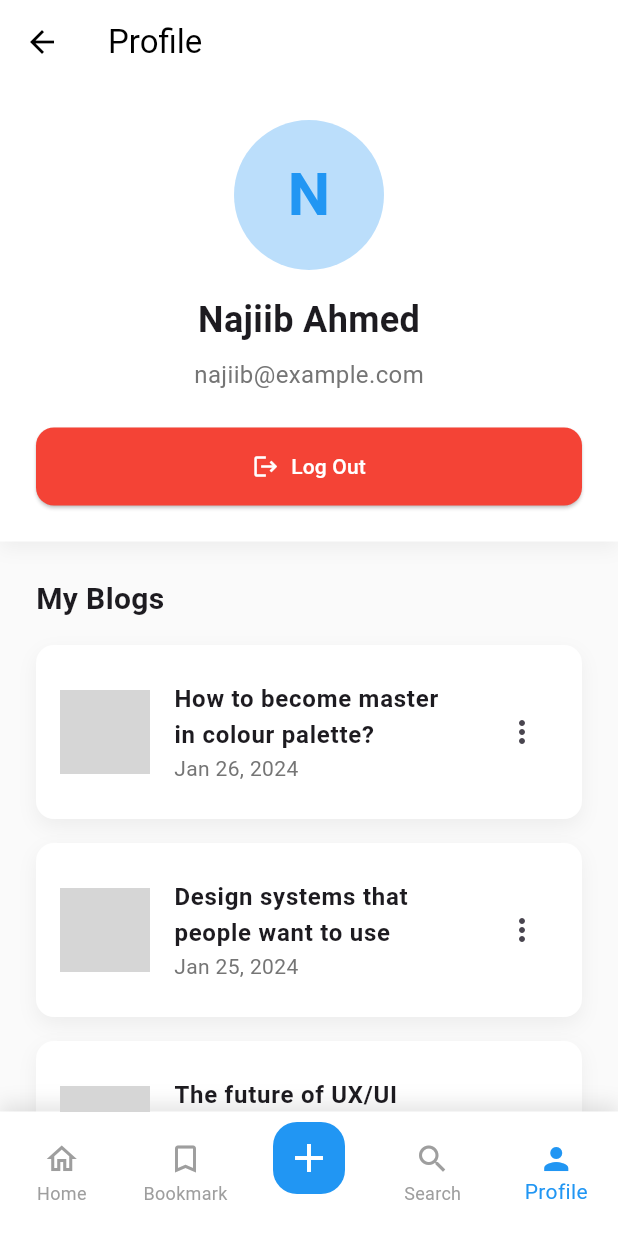
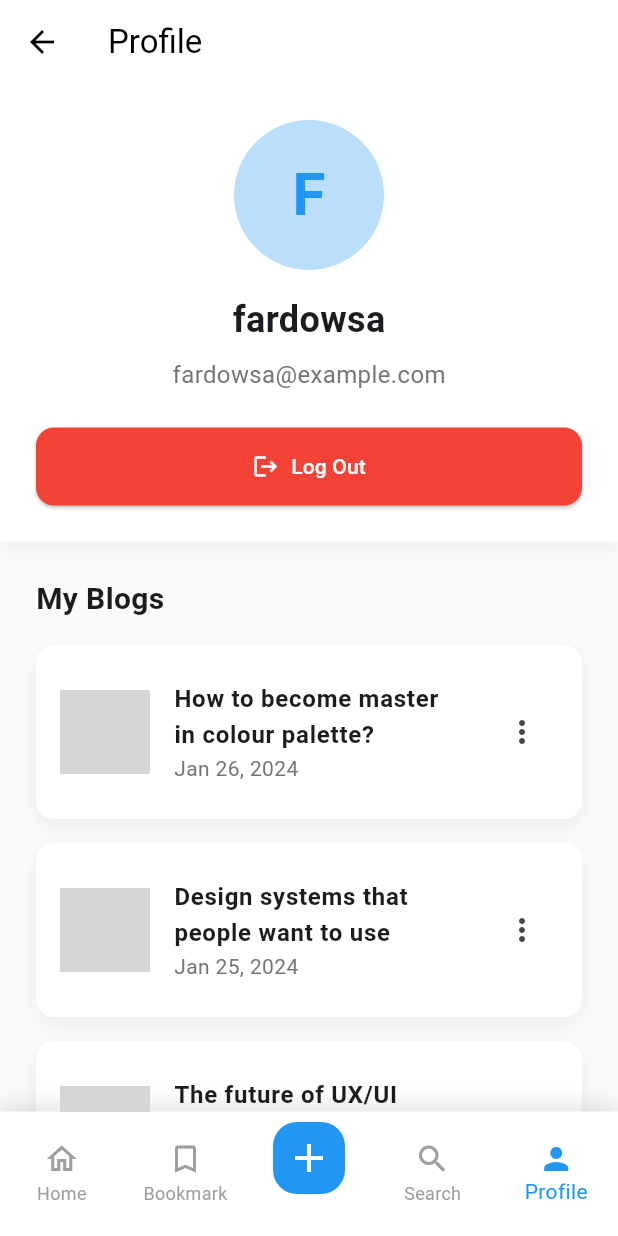
Before and after one commit to HawaMuhumedAli/blog-flutter, a Flutter app: the ProfilePage screen opened by its route, on a phone screen of 412 x 824 dp. Run offline on Flutter 3.47's test engine with Material 3 defaults, Android fonts, the phone set to English and light mode, and no system bars; our stand-ins replace get, get_storage, image_picker; accounts and stored records are empty; network calls fail; grey boxes are pictures that could not be loaded.

Commit message:
initial commit in flutter

```diff
--- a/lib/pages/profile.dart
+++ b/lib/pages/profile.dart
@@ -11,8 +11,8 @@ class ProfilePage extends StatelessWidget {
   Widget build(BuildContext context) {
     final userController = Get.find<UserController>();
     // Dummy user data
-    const String username = "Najiib Ahmed";
-    const String email = "najiib@example.com";
+    const String username = "fardowsa";
+    const String email = "fardowsa@example.com";
     final String initial =
         username.isNotEmpty ? username[0].toUpperCase() : "?";
 
@@ -236,7 +236,7 @@ final List<UserBlog> dummyUserBlogs = [
     date: 'Jan 26, 2024',
     imageUrl: 'https://picsum.photos/seed/1/800/400',
   ),
-  UserBlog(
+    UserBlog(
     title: 'Design systems that people want to use',
     date: 'Jan 25, 2024',
     imageUrl: 'https://picsum.photos/seed/2/800/400',
```
